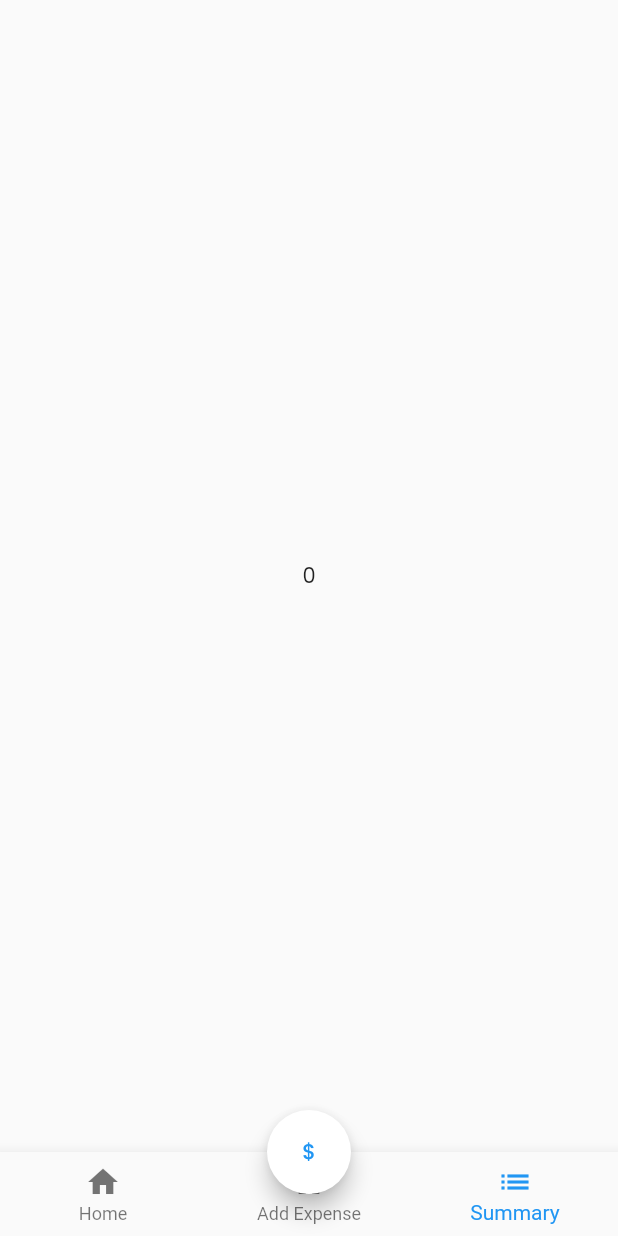
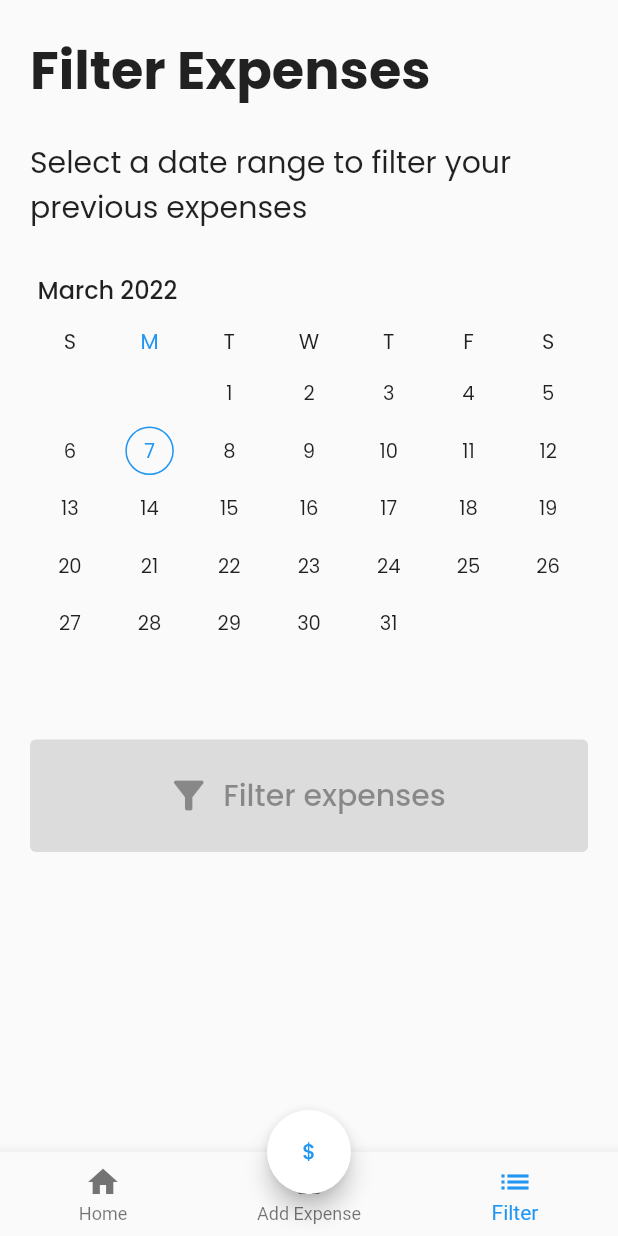
Before and after one commit to matekdev/WalletHero, a Flutter app: the screen it shows after launch, item 3 of the bottom bar chosen, on a phone screen of 412 x 824 dp. Run offline on Flutter 3.47's test engine with Material 2 defaults, Android fonts, the phone set to English and light mode, and no system bars; drawn by our look-alikes of syncfusion_flutter_datepicker; our stand-ins replace another_flushbar, flutter_masked_text2, google_fonts.

Commit message:
Add a filter screen

```diff
--- /dev/null
+++ b/lib/FilterScreen.dart
@@ -0,0 +1,83 @@
+import 'package:flutter/material.dart';
+import 'package:syncfusion_flutter_datepicker/datepicker.dart';
+
+class FilterScreen extends StatefulWidget {
+  var data;
+  FilterScreen({Key? key, this.data}) : super(key: key);
+
+  @override
+  _FilterScreenState createState() => _FilterScreenState();
+}
+
+class _FilterScreenState extends State<FilterScreen> {
+  var isButtonEnabled = false;
+
+  @override
+  Widget build(BuildContext context) {
+    return Material(
+      child: SafeArea(
+        child: Padding(
+            padding: const EdgeInsets.all(10),
+            child: Column(
+              children: [
+                createCard(
+                  const Text(
+                    "Filter Expenses",
+                    style: TextStyle(
+                      fontSize: 35,
+                      fontWeight: FontWeight.bold,
+                    ),
+                  ),
+                ),
+                createCard(
+                  const Text(
+                    "Select a date range to filter your previous expenses",
+                    style: TextStyle(fontSize: 20),
+                  ),
+                ),
+                createCard(
+                  SfDateRangePicker(
+                    selectionMode: DateRangePickerSelectionMode.range,
+                    onSelectionChanged: _onSelectionChanged,
+                  ),
+                ),
+                createCard(
+                  ElevatedButton.icon(
+                    onPressed: isButtonEnabled ? () {} : null,
+                    icon: const Icon(
+                      Icons.filter_alt,
+                      size: 30,
+                    ),
+                    label: const Text(
+                      "Filter expenses",
+                      style: TextStyle(fontSize: 20),
+                    ),
+                    style: ElevatedButton.styleFrom(
+                      minimumSize: const Size(0, 75),
+                    ),
+                  ),
+                ),
+              ],
+            )),
+      ),
+    );
+  }
+
+  Widget createCard(Widget content) {
+    return SizedBox(
+      width: MediaQuery.of(context).size.width,
+      child: Padding(
+        padding: const EdgeInsets.symmetric(vertical: 10, horizontal: 10),
+        child: content,
+      ),
+    );
+  }
+
+  void _onSelectionChanged(DateRangePickerSelectionChangedArgs args) {
+    setState(() {
+      var dates = args.value as PickerDateRange;
+      isButtonEnabled = dates.startDate != null && dates.endDate != null;
+      if (isButtonEnabled) {}
+    });
+  }
+}
--- a/lib/HomeScreen.dart
+++ b/lib/HomeScreen.dart
@@ -2,8 +2,6 @@ import 'package:flutter/material.dart';
 import 'package:intl/intl.dart';
 import 'package:flutter/services.dart';
 import 'package:another_flushbar/flushbar.dart';
-import 'package:another_flushbar/flushbar_helper.dart';
-import 'package:another_flushbar/flushbar_route.dart';
 
 import 'main.dart';
 
--- a/lib/SummaryScreen.dart
+++ /dev/null
@@ -1,18 +0,0 @@
-import 'package:flutter/material.dart';
-
-class SummaryScreen extends StatefulWidget {
-  var data;
-  SummaryScreen({Key? key, this.data}) : super(key: key);
-
-  @override
-  _SummaryScreenState createState() => _SummaryScreenState();
-}
-
-class _SummaryScreenState extends State<SummaryScreen> {
-  @override
-  Widget build(BuildContext context) {
-    return Center(
-      child: Text("${widget.data}"),
-    );
-  }
-}
--- a/lib/main.dart
+++ b/lib/main.dart
@@ -2,7 +2,7 @@ import 'package:flutter/material.dart';
 import 'package:wallet_hero/ExpenseScreen.dart';
 import 'package:google_fonts/google_fonts.dart';
 import 'package:wallet_hero/HomeScreen.dart';
-import 'package:wallet_hero/SummaryScreen.dart';
+import 'package:wallet_hero/FilterScreen.dart';
 
 void main() {
   runApp(const WalletHero());
@@ -86,7 +86,7 @@ class _MainPageState extends State<MainPage> {
         })
       },
     ),
-    SummaryScreen(
+    FilterScreen(
       data: currentIndex,
     ),
   ];
@@ -137,7 +137,7 @@ class _MainPageState extends State<MainPage> {
               ),
               BottomNavigationBarItem(
                 icon: Icon(Icons.list),
-                label: "Summary",
+                label: "Filter",
               )
             ],
           )),
--- a/pubspec.yaml
+++ b/pubspec.yaml
@@ -38,6 +38,7 @@ dependencies:
   flutter_masked_text2: ^0.9.1
   intl: ^0.17.0
   another_flushbar: ^1.10.28
+  syncfusion_flutter_datepicker: ^19.4.54
 
 dev_dependencies:
   flutter_test:
```
Also changed, not shown: pubspec.lock.
